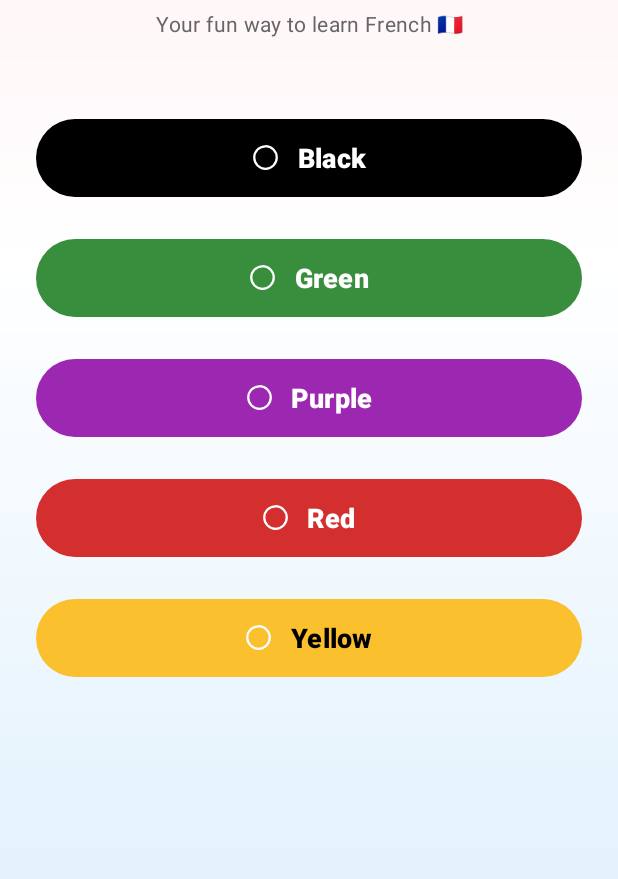
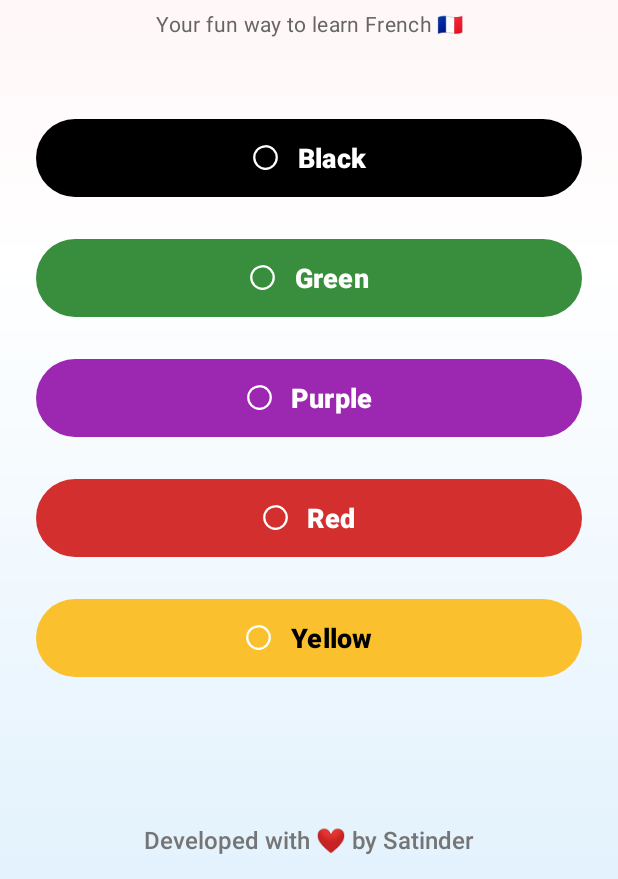
Before and after one commit to SatinderSinghSall/Bonjour-Buddy---A-French-Teacher-App, an Android app: the screen it shows after launch (MainActivity), on a phone screen of 412 x 824 dp, the part 357-1236 px from its top. Run offline under Robolectric (Android 15) with nearby library versions, the phone set to English and light mode, and no system bars.

Commit message:
Added a modern 'README.md' file and added a developer credit at the bottom.

```diff
--- a/app/src/main/res/layout/activity_main.xml
+++ b/app/src/main/res/layout/activity_main.xml
@@ -165,7 +165,19 @@
             app:backgroundTint="@color/yellow"
             android:textColor="@android:color/black"
             app:elevation="6dp"/>
-
     </LinearLayout>
 
+    <TextView
+        android:id="@+id/footerTextView"
+        android:layout_width="wrap_content"
+        android:layout_height="wrap_content"
+        android:layout_marginBottom="15dp"
+        android:text="Developed with ❤️ by Satinder"
+        android:textColor="#757575"
+        android:textSize="16sp"
+        android:fontFamily="sans-serif-medium"
+        app:layout_constraintBottom_toBottomOf="parent"
+        app:layout_constraintEnd_toEndOf="parent"
+        app:layout_constraintStart_toStartOf="parent" />
+
 </androidx.constraintlayout.widget.ConstraintLayout>
```
Also changed, not shown: 1 other file.
